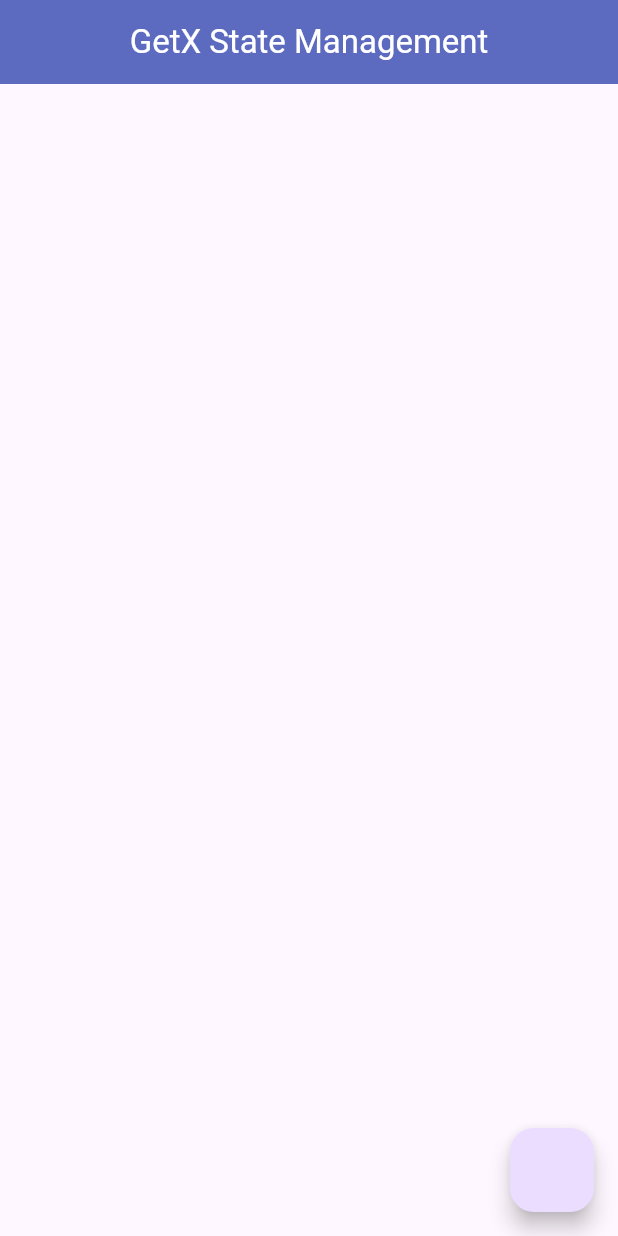
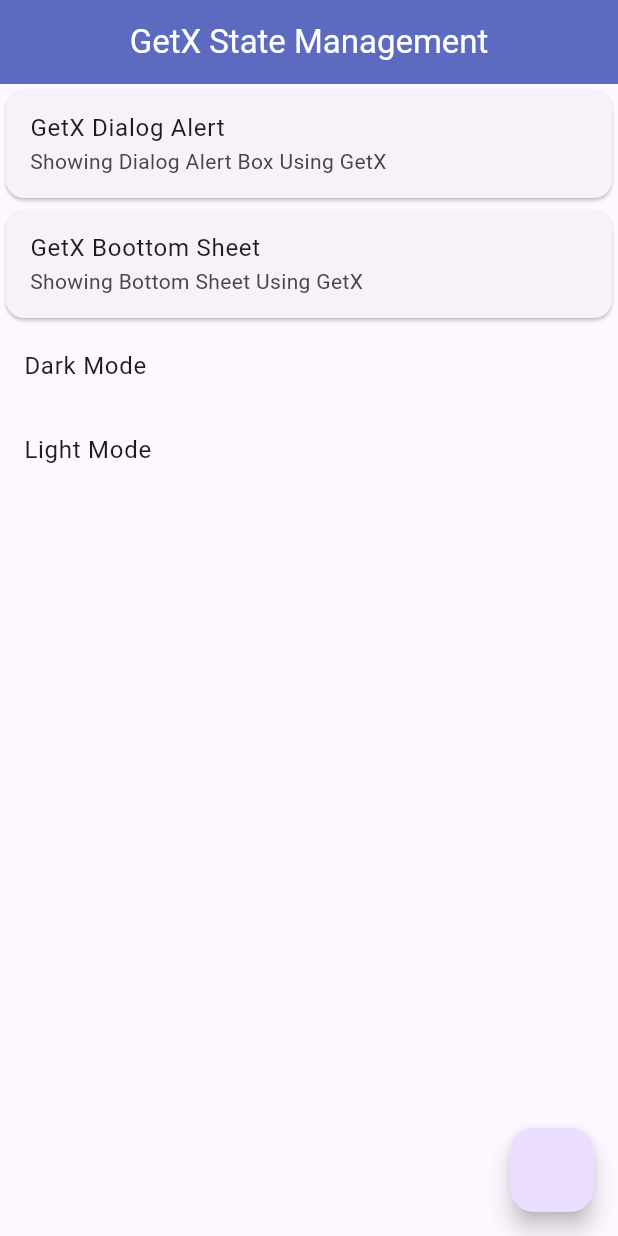
Before and after one commit to musman023/getx-using-mvvm, a Flutter app: the screen it shows after launch, on a phone screen of 412 x 824 dp. Run offline on Flutter 3.47's test engine with Material 3 defaults, Android fonts, the phone set to English and light mode, and no system bars; our stand-ins replace get.

Commit message:
change theme

```diff
--- a/lib/home_screen.dart
+++ b/lib/home_screen.dart
@@ -21,7 +21,77 @@ class _HomeScreenState extends State<HomeScreen> {
         backgroundColor: Colors.indigo.shade400,
       ),
       body: Column(
-        children: [],
+        children: [
+          Card(
+            child: ListTile(
+              title: const Text('GetX Dialog Alert'),
+              subtitle: const Text("Showing Dialog Alert Box Using GetX"),
+              onTap: () {
+                Get.defaultDialog(
+                  title: 'Delete Chat',
+                  middleText: 'Are you sure you want to delete chat?',
+                  titlePadding: const EdgeInsets.only(top: 15),
+                  contentPadding: const EdgeInsets.all(18),
+                  confirm: TextButton(
+                      onPressed: () {
+                        Get.back();
+                      },
+                      child: const Text("Ok")),
+                  cancel: TextButton(
+                      onPressed: () {
+                        Get.back();
+                      },
+                      child: const Text("Cancel")),
+                );
+              },
+            ),
+          ),
+          Card(
+            child: ListTile(
+              title: const Text('GetX Boottom Sheet'),
+              subtitle: const Text("Showing Bottom Sheet Using GetX"),
+              onTap: () {
+                Get.bottomSheet(Container(
+                  decoration: const BoxDecoration(
+                      // color: Colors.grey,
+                      borderRadius: BorderRadius.only(
+                          topLeft: Radius.circular(20),
+                          topRight: Radius.circular(20))),
+                  child: Column(
+                    children: [
+                      ListTile(
+                        onTap: () {
+                          Get.changeTheme(ThemeData.light());
+                        },
+                        leading: const Icon(Icons.light_mode),
+                        title: const Text("Light Mode"),
+                      ),
+                      ListTile(
+                        onTap: () {
+                          Get.changeTheme(ThemeData.dark());
+                        },
+                        leading: const Icon(Icons.dark_mode),
+                        title: const Text("Dark Mode"),
+                      )
+                    ],
+                  ),
+                ));
+              },
+            ),
+          ),
+          ListTile(
+            title: const Text("Dark Mode"),
+            onTap: () {
+              Get.changeTheme(ThemeData.dark());
+            },
+          ),
+          ListTile(
+            title: const Text("Light Mode"),
+            onTap: () {
+              Get.changeTheme(ThemeData.light());
+            },
+          )
+        ],
       ),
       floatingActionButton: FloatingActionButton(onPressed: () {
         Get.snackbar(
```
